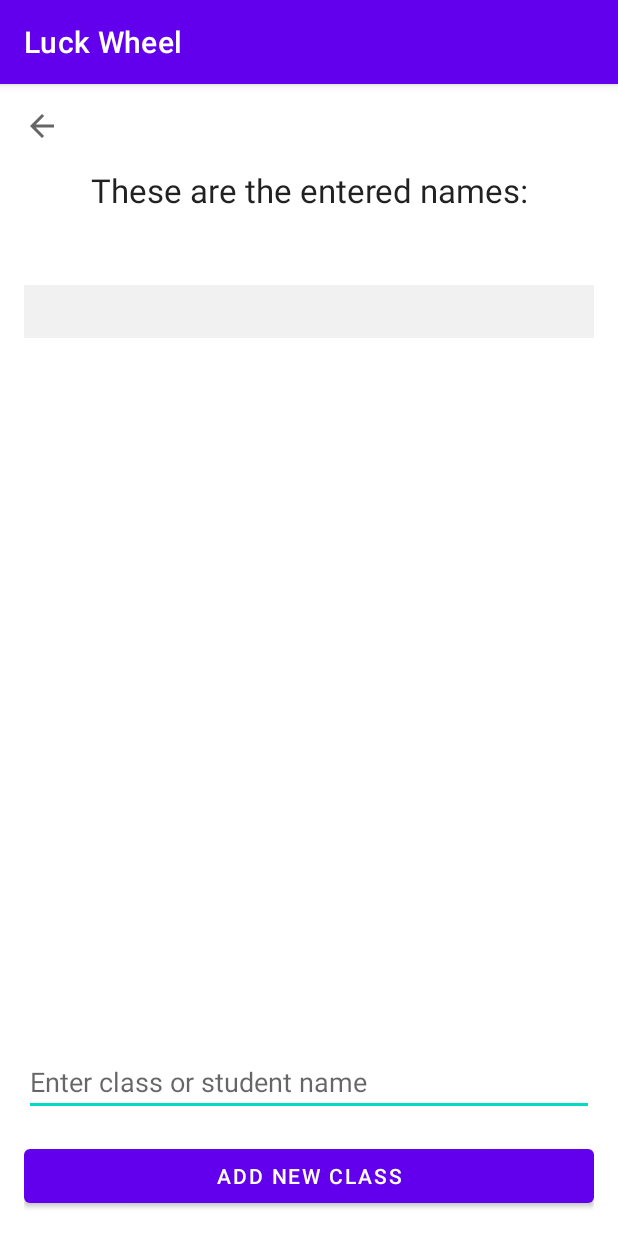
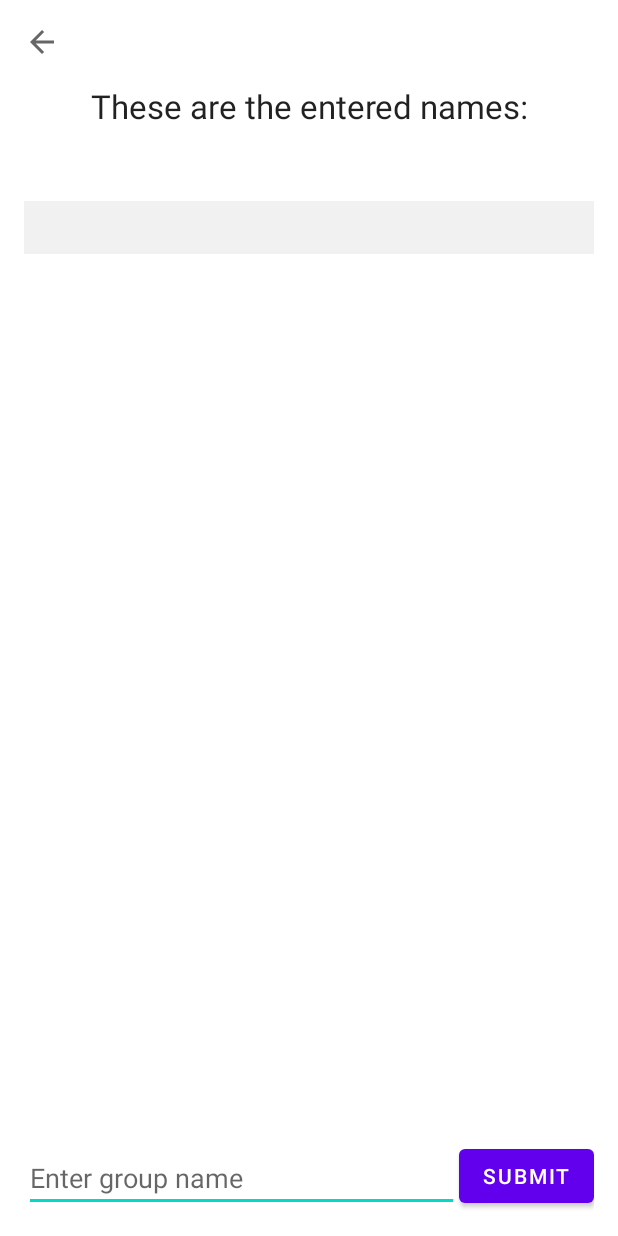
Before and after one commit to Jochengehtab/LuckyWheel, an Android app: the RegisterGroup screen opened directly, with no data from a screen before it, on a phone screen of 412 x 824 dp. Run offline under Robolectric (Android 15) with nearby library versions, the phone set to English and light mode, and no system bars.

Commit message:
more cleanup

```diff
--- a/app/src/main/java/com/jochengehtab/luckwheel/activity/Overview.java
+++ b/app/src/main/java/com/jochengehtab/luckwheel/activity/Overview.java
@@ -20,7 +20,7 @@ public class Overview extends AppCompatActivity {
     @Override
     protected void onCreate(Bundle savedInstanceState) {
         super.onCreate(savedInstanceState);
-        setContentView(R.layout.activity_all_classes);
+        setContentView(R.layout.activity_overview);
 
         String filesDir = getApplicationContext().getFilesDir() + "/";
 
--- a/app/src/main/java/com/jochengehtab/luckwheel/activity/RegisterGroup.java
+++ b/app/src/main/java/com/jochengehtab/luckwheel/activity/RegisterGroup.java
@@ -27,7 +27,10 @@ public class RegisterGroup extends AppCompatActivity {
     @Override
     protected void onCreate(Bundle savedInstanceState) {
         super.onCreate(savedInstanceState);
-        setContentView(R.layout.activity_register_class);
+        setContentView(R.layout.activity_register_group);
+        if (getSupportActionBar() != null) {
+            getSupportActionBar().hide();
+        }
 
         //Initialize the textview
         TextView list = findViewById(R.id.output),
@@ -41,8 +44,8 @@ public class RegisterGroup extends AppCompatActivity {
         ImageButton back = findViewById(R.id.back);
         back.setOnClickListener(v -> startActivity(new Intent(this, Main.class)));
 
-        Button addClass = findViewById(R.id.addClasses);
-        Button finish = findViewById(R.id.finsih);
+        Button addClass = findViewById(R.id.submit);
+        Button finish = findViewById(R.id.finish);
         addClass.setOnClickListener(v -> {
 
             list.setText(null);
@@ -74,7 +77,7 @@ public class RegisterGroup extends AppCompatActivity {
         });
 
 
-        EditText editText = findViewById(R.id.inputadd);
+        EditText editText = findViewById(R.id.input);
         editText.setOnKeyListener((v, keyCode, event) -> {
             if (!(editText.getText().toString().trim().isEmpty())) {
                 if (isRegisteringGroup) {
--- a/app/src/main/java/com/jochengehtab/luckwheel/activity/Result.java
+++ b/app/src/main/java/com/jochengehtab/luckwheel/activity/Result.java
@@ -19,7 +19,7 @@ public class Result extends AppCompatActivity {
     @Override
     protected void onCreate(Bundle savedInstanceState) {
         super.onCreate(savedInstanceState);
-        setContentView(R.layout.activity_show_winner);
+        setContentView(R.layout.activity_result);
 
         Bundle bundle = getIntent().getExtras();
 
--- a/app/src/main/res/layout/activity_register_class.xml
+++ b/app/src/main/res/layout/activity_register_group.xml
@@ -47,7 +47,7 @@
         android:layout_height="0dp"
         android:layout_marginTop="16dp"
         android:layout_marginBottom="16dp"
-        app:layout_constraintBottom_toTopOf="@+id/inputadd"
+        app:layout_constraintBottom_toTopOf="@+id/input"
         app:layout_constraintEnd_toEndOf="parent"
         app:layout_constraintStart_toStartOf="parent"
         app:layout_constraintTop_toBottomOf="@id/show">
@@ -62,27 +62,26 @@
     </ScrollView>
 
     <EditText
-        android:id="@+id/inputadd"
+        android:id="@+id/input"
         android:layout_width="0dp"
         android:layout_height="wrap_content"
-        android:layout_marginBottom="16dp"
-        android:hint="Enter class or student name"
+        android:hint="@string/enter_group_name"
         android:inputType="text"
-        app:layout_constraintBottom_toTopOf="@+id/addClasses"
-        app:layout_constraintEnd_toEndOf="parent"
-        app:layout_constraintStart_toStartOf="parent" />
+        app:layout_constraintBottom_toBottomOf="parent"
+        app:layout_constraintStart_toStartOf="parent"
+        app:layout_constraintEnd_toStartOf="@+id/submit" />
 
     <Button
-        android:id="@+id/addClasses"
-        android:layout_width="0dp"
+        android:id="@+id/submit"
+        android:layout_width="wrap_content"
         android:layout_height="wrap_content"
-        android:text="Add New Class"
+        android:text="@string/submit"
         app:layout_constraintBottom_toBottomOf="parent"
         app:layout_constraintEnd_toEndOf="parent"
-        app:layout_constraintStart_toStartOf="parent" />
+        app:layout_constraintStart_toEndOf="@+id/input" />
 
     <Button
-        android:id="@+id/finsih"
+        android:id="@+id/finish"
         android:layout_width="0dp"
         android:layout_height="wrap_content"
         android:text="Finish"
--- a/app/src/main/res/values/strings.xml
+++ b/app/src/main/res/values/strings.xml
@@ -1,6 +1,6 @@
 <resources>
     <string name="app_name">Luck Wheel</string>
-    <string name="shown">Adding a new class</string>
+    <string name="shown">Adding a new group</string>
     <string name="entered_names">These are the entered names:</string>
     <string name="add_student">Add Students</string>
     <string name="back_to_main_menu">Back to main menu</string>
@@ -8,4 +8,6 @@
     <string name="spin_the_wheel">Spin the Wheel</string>
     <string name="register_group">Register Group</string>
     <string name="load_group">Load Group</string>
+    <string name="submit">Submit</string>
+    <string name="enter_group_name">Enter group name</string>
 </resources>
```
Also changed, not shown: app/src/main/res/layout/activity_overview.xml (renamed from app/src/main/res/layout/activity_all_classes.xml), app/src/main/res/layout/activity_result.xml (renamed from app/src/main/res/layout/activity_show_winner.xml).
